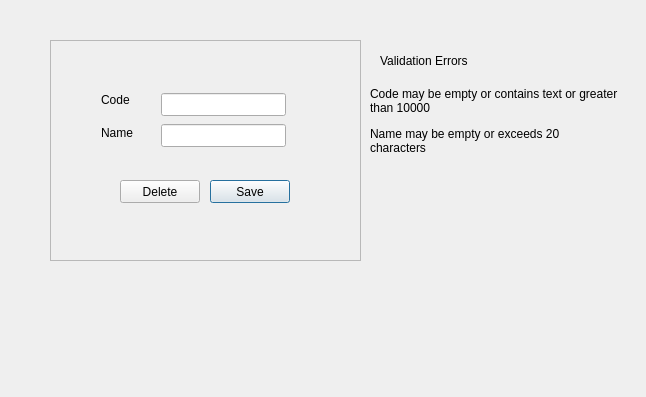
thamizha/angadi, file src/categoryform.ui: the form before one commit.
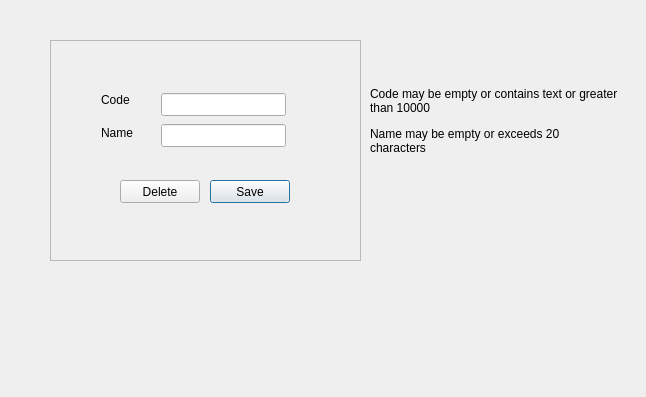
The form after the commit.

Commit message: Validation function code optimization is done

Diff of the .ui file:
```diff
--- a/src/categoryform.ui
+++ b/src/categoryform.ui
@@ -104,20 +104,7 @@
     </property>
    </widget>
   </widget>
-  <widget class="QLabel" name="labelValidHead">
-   <property name="geometry">
-    <rect>
-     <x>380</x>
-     <y>50</y>
-     <width>171</width>
-     <height>21</height>
-    </rect>
-   </property>
-   <property name="text">
-    <string>Validation Errors</string>
-   </property>
-  </widget>
-  <widget class="QLabel" name="labelCodeError">
+  <widget class="QLabel" name="labelCodeValid">
    <property name="geometry">
     <rect>
      <x>370</x>
```
Left out of the diff: 2 changed lines with no effect on the pictures. The commit also changes 2 other files.
